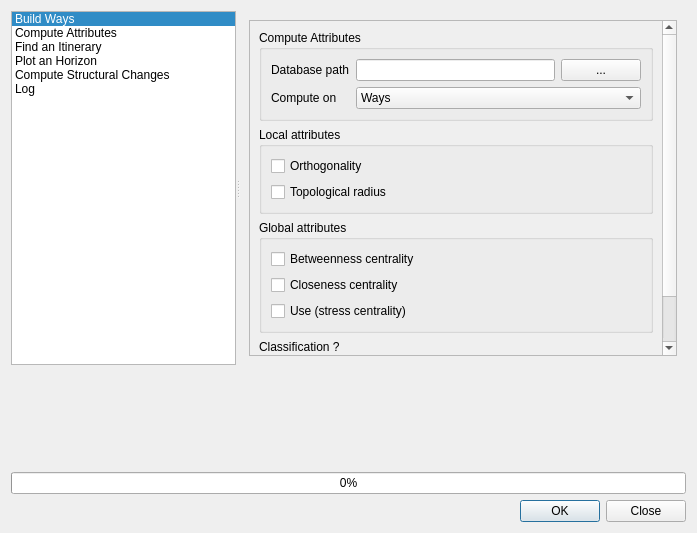
First picture: the form in src/morpheo/gui/ui/morpheo_dialog.ui, repository MorphoCity/morpheo-plugin, before the edit.
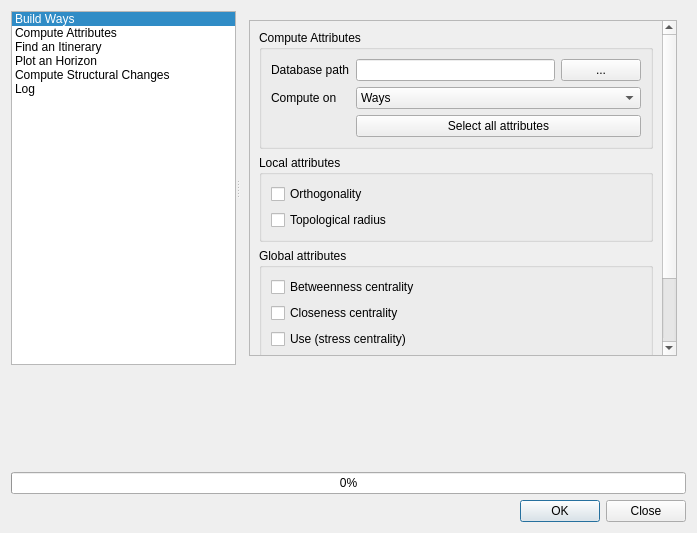
Second picture: the form after the edit. The open tabs and pages were chosen to show the change.

Commit message:
Add button 'Select all attributes' in Compute Attributes
Fixed #11

The edit to the form file:
```diff
--- a/src/morpheo/gui/ui/morpheo_dialog.ui
+++ b/src/morpheo/gui/ui/morpheo_dialog.ui
@@ -425,9 +425,9 @@
               <property name="geometry">
                <rect>
                 <x>0</x>
-                <y>0</y>
-                <width>299</width>
-                <height>397</height>
+                <y>-24</y>
+                <width>412</width>
+                <height>430</height>
                </rect>
               </property>
               <property name="sizePolicy">
@@ -494,6 +494,13 @@
                     </property>
                    </widget>
                   </item>
+                  <item row="2" column="1">
+                   <widget class="QPushButton" name="pbnWayAttributeSelectAll">
+                    <property name="text">
+                     <string>Select all attributes</string>
+                    </property>
+                   </widget>
+                  </item>
                  </layout>
                 </widget>
                </item>
```
Left out of the diff: 1 changed line with no effect on the pictures. The commit also changes 1 other file.
